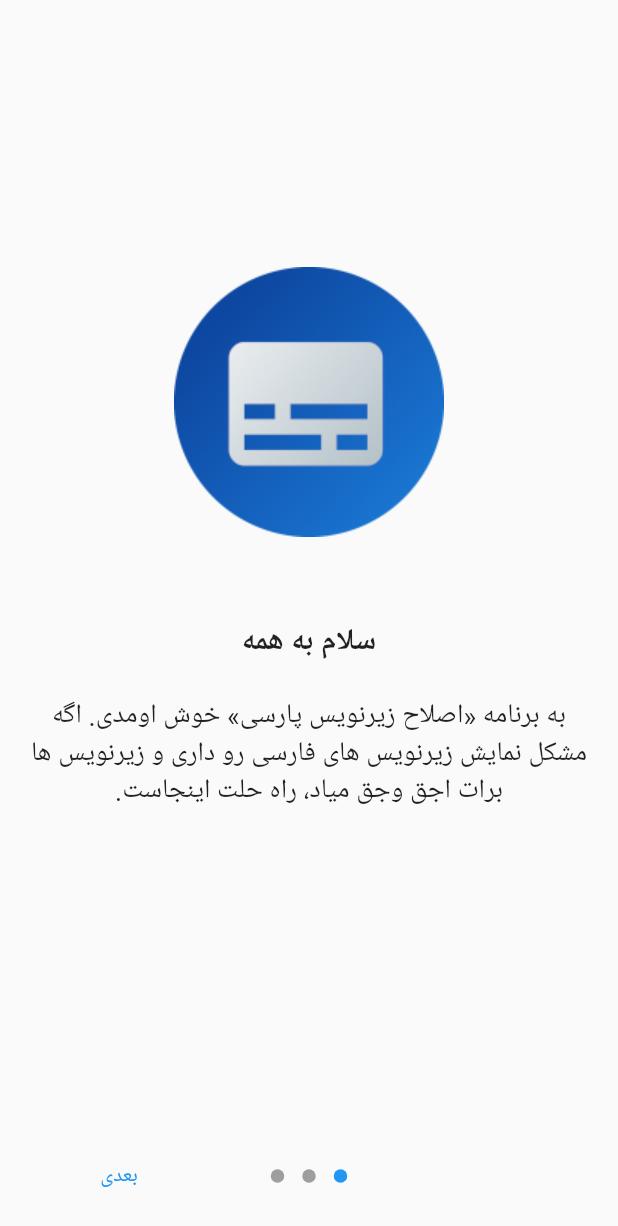
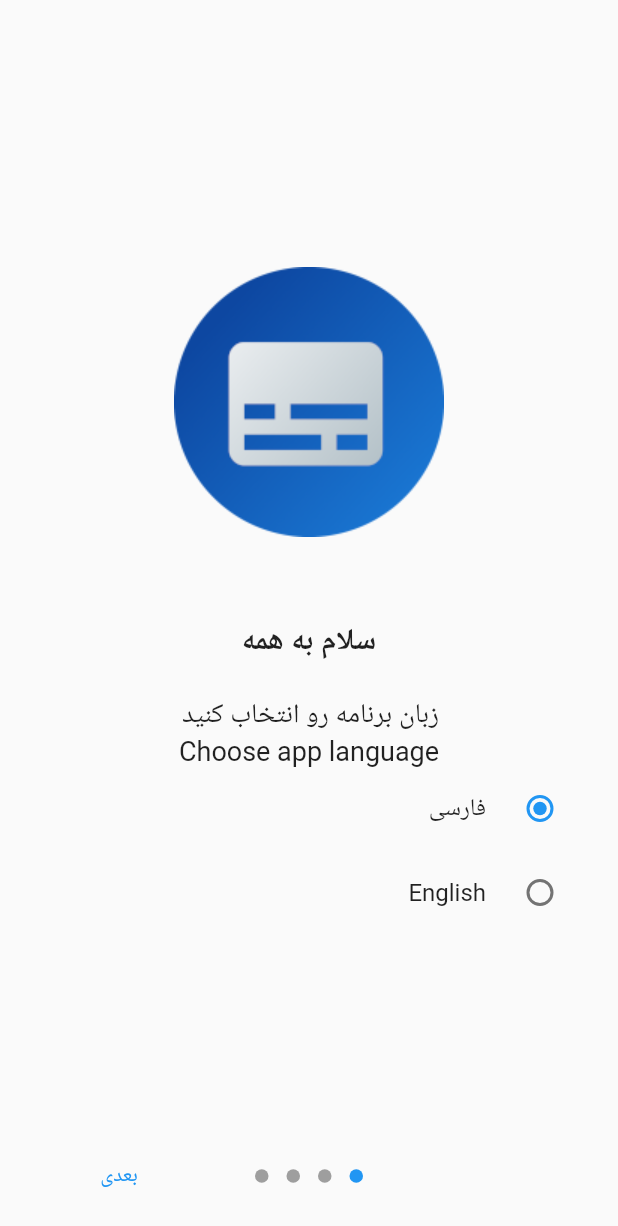
Before and after one commit to moheb2000/persian_subtitle_fixer_flutter, a Flutter app: the screen it shows after launch, on a phone screen of 412 x 824 dp. Shown: the top 1226 px of the screen. Run offline on Flutter 3.47's test engine with Material 2 defaults, Android fonts, the light colour scheme and no system bars; drawn by our look-alikes of introduction_screen; our stand-ins replace file_picker, get, permission_handler, shared_preferences; missing offline and left inert: enough_convert, persian_fonts, utf_convert.

Commit message:
Add en_US locale (English) support

```diff
--- a/lib/src/app.dart
+++ b/lib/src/app.dart
@@ -24,7 +24,7 @@ class App extends StatelessWidget {
 
       // Localization config
       translations: Languages(),
-      locale: Locale('fa', 'IR'),
+      locale: Db.to.currentLocale(),
       fallbackLocale: Locale('fa', 'IR'),
 
       // Home
--- a/lib/src/languages/languages.dart
+++ b/lib/src/languages/languages.dart
@@ -4,11 +4,11 @@ class Languages extends Translations {
   Map<String, Map<String, String>> get keys => {
     'fa_IR': {
       'introOneTitle': 'سلام به همه',
-      'introTwoTitle': 'نسخه اندروید',
+      'introTwoTitle': 'اصلاح زیرنویس پارسی',
       'introThreeTitle': 'دوست داری چه رنگی باشم؟',
       'introFourTitle': 'مسیر پیشفرض',
-      'introOneBody': 'به برنامه «اصلاح زیرنویس پارسی» خوش اومدی. اگه مشکل نمایش زیرنویس های فارسی رو داری و زیرنویس ها برات اجق وجق میاد، راه حلت اینجاست.',
-      'introTwoBody': 'به خاطر مشکلات مجوز دسترسی به فایل ها، امکان پشتیبانی از اندرویدهای ۱۱ یا بعد از اون وجود نداره. امیدوارم در آینده پشتیبانی از این نسخه ها رو هم اضافه کنم!',
+      'introOneBody': 'زبان برنامه رو انتخاب کنید\nChoose app language',
+      'introTwoBody': 'به برنامه «اصلاح زیرنویس پارسی» خوش اومدی. اگه مشکل نمایش زیرنویس های فارسی رو داری و زیرنویس ها برات اجق وجق میاد، راه حلت اینجاست.',
       'introFourBody': 'برای این که زیرنویس های اصلاح شده رو ذخیره کنم لازمه یه پوشه پیشفرض مشخص کنی.',
       'introAlertMessage': 'بدون پوشه پیشفرض نمی تونی وارد صفحه اصلی برنامه بشی!',
       'introAlertButton': 'باشه',
@@ -20,6 +20,7 @@ class Languages extends Translations {
       'chooseZipButton': 'انتخاب فایل زیپ',
       'fixButton': 'اصلاح زیرنویس',
       'multipleFileChooseHint': 'امکان انتخاب چند فایل با هم وجود داره. اگه چند تا زیرنویس داری همرو با هم انتخاب کن.',
+      'multipleZipChooseHint': 'امکان انتخاب چند فایل زیپ با هم وجود داره. اگه چند تا زیپ داری همرو با هم انتخاب کن.',
       'settingsTitle': 'تنظیمات',
       'changeDefaultFolderSettings': 'تغییر پوشه پیشفرض',
       'changeThemeModeSettings': 'پوسته برنامه',
@@ -38,6 +39,48 @@ class Languages extends Translations {
       'bugReportLink': 'mailto:moh.ebrahimi2000@gmail.com?subject=گزارش%20مشکل:%20اصلاح%20زیرنویس%20پارسی',
       'tabFile': 'فایل زیرنویس',
       'tabZip': 'فایل زیپ',
-    }
+      'persian': 'فارسی',
+      'english': 'English',
+    },
+    'en_US': {
+      'introOneTitle': 'Hey Everyone!',
+      'introTwoTitle': 'Persian Subtitle Fixer',
+      'introThreeTitle': 'Choose Theme Mode',
+      'introFourTitle': 'Default Path',
+      'introOneBody': 'زبان برنامه رو انتخاب کنید\nChoose app language',
+      'introTwoBody': 'Welcome to "Persian Subtitle Fixer". If you have persian subtitle problems and they have wrong encoding, your solution is here.',
+      'introFourBody': 'For saving fixed subtitles, you need to choose a default directory.',
+      'introAlertMessage': 'You can\'t enter application without choosing default directory!',
+      'introAlertButton': 'Ok',
+      'next': 'Next',
+      'done': 'Done',
+      'chooseFolderButton': 'Choose Default Directory',
+      'mainScreenTitle': 'Persian Subtitle Fixer',
+      'chooseFileButton': 'Choose Subtitle File',
+      'chooseZipButton': 'Choose Subtitle Zip',
+      'fixButton': 'Fix Subtitle',
+      'multipleFileChooseHint': 'You can choose multiple files, if you have more than one subtitle, choose all of theme at once.',
+      'multipleZipChooseHint': 'You can choose multiple zip files, if you have more than one zip, choose all of theme at once.',
+      'settingsTitle': 'Settings',
+      'changeDefaultFolderSettings': 'Change Default Directory',
+      'changeThemeModeSettings': 'App Theme',
+      'system': 'System',
+      'light': 'Light',
+      'dark': 'Dark',
+      'aboutTitle': 'About',
+      'aboutDeveloper': 'Developer: Mohammad Ebrahimi',
+      'aboutVersion': 'Version: 0 . 1 . 0',
+      'aboutLicense': 'License: Mozilla Public License v2',
+      'fixed': 'Fixed',
+      'unknownFormat': 'Ignored',
+      'githubText': 'Github',
+      'githubLink': 'https://github.com/moheb2000/persian_subtitle_fixer_flutter',
+      'bugReportText': 'Bug Report',
+      'bugReportLink': 'mailto:moh.ebrahimi2000@gmail.com?subject=گزارش%20مشکل:%20اصلاح%20زیرنویس%20پارسی',
+      'tabFile': 'Subtitle File',
+      'tabZip': 'Zip file',
+      'persian': 'فارسی',
+      'english': 'English',
+    },
   };
 }
--- a/lib/src/resources/db.dart
+++ b/lib/src/resources/db.dart
@@ -6,6 +6,7 @@ class Db extends GetxController {
   String? defaultDirectoryPath;
   late SharedPreferences prefs;
   late int? themeModeInt;
+  late int? localeInt;
 
   static Db get to => Get.find();
 
@@ -13,6 +14,7 @@ class Db extends GetxController {
     prefs = await SharedPreferences.getInstance();
     updateDefaultPath(prefs.getString('subtitlePath'));
     themeModeInt = prefs.getInt('themeModeInt');
+    localeInt = prefs.getInt('localeInt');
     changeThemeMode(themeModeInt);
   }
 
@@ -33,6 +35,29 @@ class Db extends GetxController {
     update();
   }
 
+  void changeAppLocale(int? locale) {
+    if (locale == 1) {
+      Get.updateLocale(Locale('en', 'US'));
+      localeInt = 1;
+      prefs.setInt('localeInt', 1);
+    } else {
+      Get.updateLocale(Locale('fa', 'IR'));
+      localeInt = 0;
+      prefs.setInt('localeInt', 0);
+    }
+    update();
+  }
+
+  Locale currentLocale() {
+    if (localeInt == 1) {
+      localeInt = 1;
+      return Locale('en', 'US');
+    } else {
+      localeInt = 0;
+      return Locale('fa', 'IR');
+    }
+  }
+
   void updateDefaultPath(String? path) {
     defaultDirectoryPath = path;
     update();
--- a/lib/src/screens/intro_screen.dart
+++ b/lib/src/screens/intro_screen.dart
@@ -6,6 +6,7 @@ import 'package:get/get.dart';
 import './main_screen.dart';
 import '../resources/db.dart';
 import '../widgets/choose_theme_mode_widget.dart';
+import '../widgets/choose_locale_widget.dart';
 
 class IntroScreen extends StatefulWidget {
   @override
@@ -18,13 +19,22 @@ class _IntroScreenState extends State<IntroScreen> {
     final List<PageViewModel> listPagesViewModel = [
       PageViewModel(
         title: 'introOneTitle'.tr,
-        body: 'introOneBody'.tr,
+        bodyWidget: Column(
+          children: [
+            Text(
+              'introOneBody'.tr,
+              style: TextStyle(
+                fontSize: 18,
+              ),
+            ),
+            ChooseLocaleWidget(),
+          ],
+        ),
         image: Image.asset(
           'assets/images/welcome.png',
           height: 180,
         ),
       ),
-      /*
       PageViewModel(
         title: 'introTwoTitle'.tr,
         body: 'introTwoBody'.tr,
@@ -33,7 +43,6 @@ class _IntroScreenState extends State<IntroScreen> {
           height: 180,
         ),
       ),
-      */
       PageViewModel(
         title: 'changeThemeModeSettings'.tr,
         bodyWidget: Column(
--- /dev/null
+++ b/lib/src/widgets/choose_locale_widget.dart
@@ -0,0 +1,34 @@
+import 'package:flutter/material.dart';
+import 'package:get/get.dart';
+
+import '../resources/db.dart';
+
+class ChooseLocaleWidget extends StatelessWidget {
+  @override
+  Widget build(BuildContext context) {
+    return GetBuilder<Db>(
+      builder: (_) {
+        return Column(
+          children: [
+            RadioListTile(
+              value: 0,
+              title: Text('persian'.tr),
+              groupValue: Db.to.localeInt,
+              onChanged: (int? value) {
+                Db.to.changeAppLocale(value);
+              },
+            ),
+            RadioListTile(
+              value: 1,
+              title: Text('english'.tr),
+              groupValue: Db.to.localeInt,
+              onChanged: (int? value) {
+                Db.to.changeAppLocale(value);
+              },
+            ),
+          ],
+        );
+      },
+    );
+  }
+}
--- a/lib/src/widgets/choose_zip_widget.dart
+++ b/lib/src/widgets/choose_zip_widget.dart
@@ -101,7 +101,7 @@ class ChooseZipWidget extends StatelessWidget {
 
   Widget multipleZipChooseHint() {
     return Text(
-      'multipleFileChooseHint'.tr,
+      'multipleZipChooseHint'.tr,
     );
   }
 
--- a/lib/src/widgets/settings_drawer_widget.dart
+++ b/lib/src/widgets/settings_drawer_widget.dart
@@ -5,6 +5,7 @@ import 'package:get/get.dart';
 
 import '../resources/db.dart';
 import './choose_theme_mode_widget.dart';
+import './choose_locale_widget.dart';
 
 class SettingsDrawerWidget extends StatelessWidget {
   @override
@@ -39,6 +40,10 @@ class SettingsDrawerWidget extends StatelessWidget {
                 subtitleSettings('changeThemeModeSettings'.tr),
                 separator(),
                 ChooseThemeModeWidget(),
+                separator(),
+                subtitleSettings('changeThemeModeSettings'.tr),
+                separator(),
+                ChooseLocaleWidget(),
                 separator(),
                 titleSettings('aboutTitle'.tr),
                 separator(),
```
